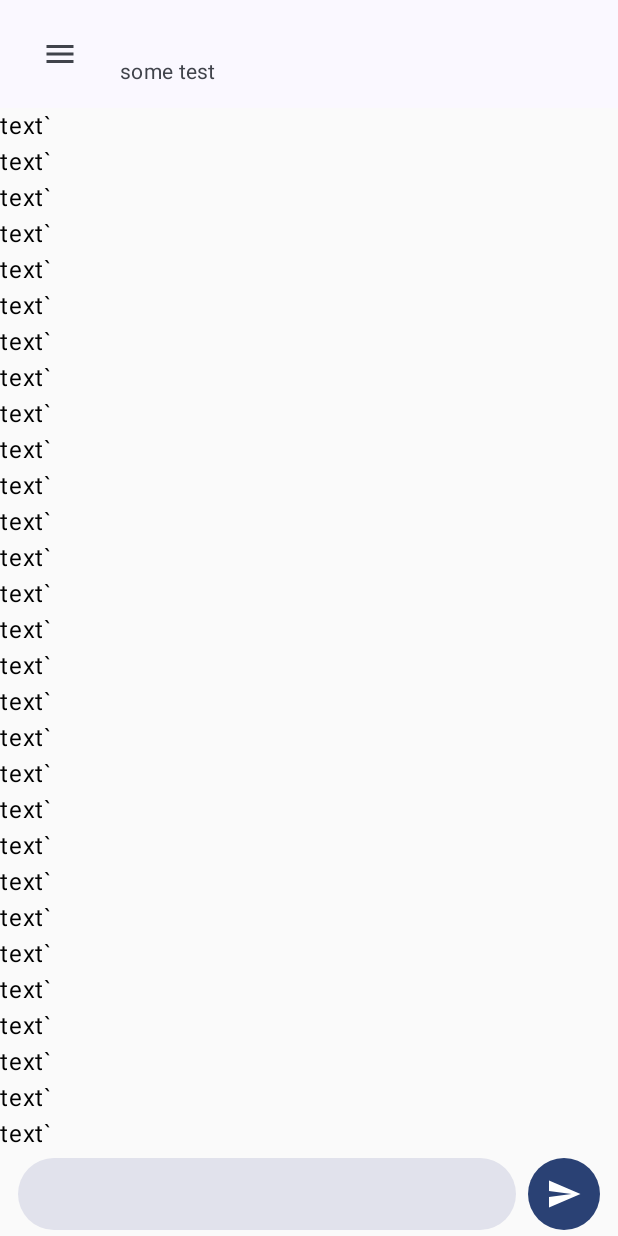
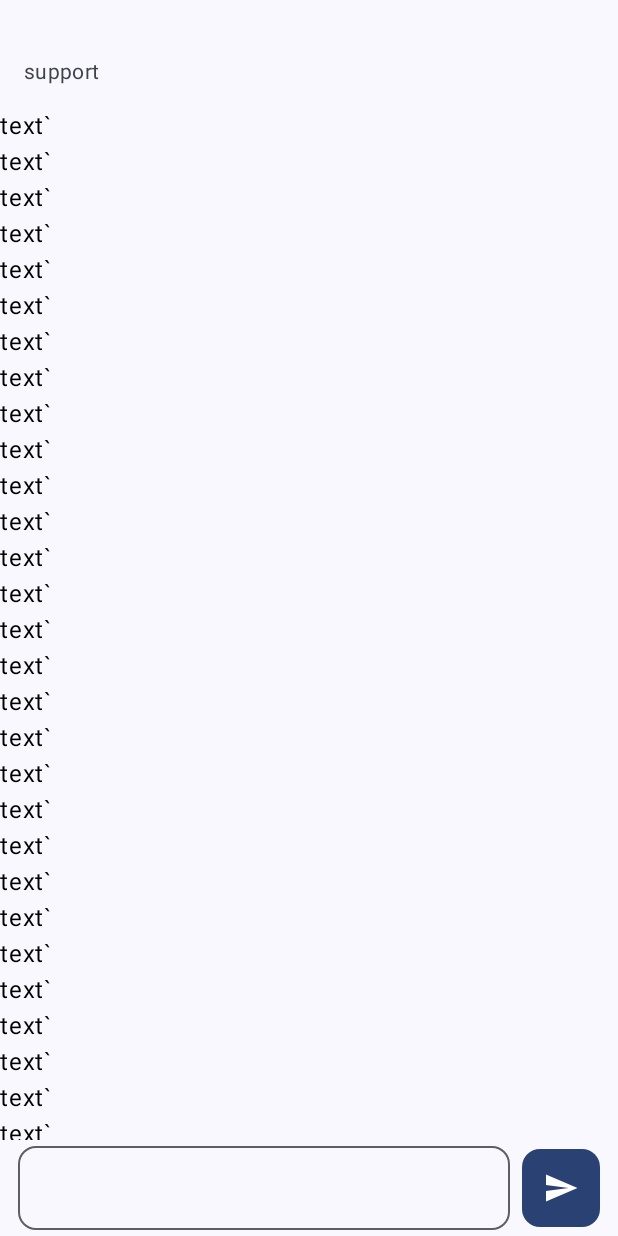
Before and after one commit to ankit7927/intune-compose, an Android app built with Jetpack Compose: the main_screen screen opened through its navigation route, on a phone screen of 412 x 824 dp. Run offline under Robolectric (Android 15) with nearby library versions, the phone set to English and light mode, and no system bars; our stand-ins replace Room's generated code; network calls fail.

Commit message:
fixed some color

```diff
--- a/app/src/main/java/com/lmptech/intune/ui/home/HomeScreen.kt
+++ b/app/src/main/java/com/lmptech/intune/ui/home/HomeScreen.kt
@@ -26,9 +26,11 @@ import androidx.compose.material3.FilledIconButton
 import androidx.compose.material3.Icon
 import androidx.compose.material3.IconButton
 import androidx.compose.material3.ListItem
+import androidx.compose.material3.LocalTextStyle
 import androidx.compose.material3.MaterialTheme
 import androidx.compose.material3.OutlinedTextField
 import androidx.compose.material3.SearchBar
+import androidx.compose.material3.Surface
 import androidx.compose.material3.Text
 import androidx.compose.material3.TextField
 import androidx.compose.material3.TextFieldDefaults
@@ -42,7 +44,6 @@ import androidx.compose.ui.text.TextStyle
 import androidx.compose.ui.unit.dp
 import androidx.compose.ui.unit.sp
 
-@OptIn(ExperimentalMaterial3Api::class)
 @Composable
 fun HomeScreen(
     activeChatId: String,
@@ -63,14 +64,8 @@ fun HomeScreen(
             modifier = Modifier
                 .fillMaxSize()
         ) {
-            ListItem(
-                headlineContent = { Text(text = activeChatId) },
-                supportingContent = { Text(text = "some test") },
-                leadingContent = {
-                    IconButton(onClick = { openDrawer.invoke() }) {
-                        Icon(imageVector = Icons.Default.Menu, contentDescription = "")
-                    }
-                })
+            ListItem(headlineContent = { Text(text = activeChatId) },
+                supportingContent = { Text(text = "support")})
 
             LazyColumn (modifier = Modifier.weight(1f, fill = true)) {
                 items(count = 30) {
@@ -79,33 +74,25 @@ fun HomeScreen(
             }
 
             Row(
+                verticalAlignment = Alignment.CenterVertically,
                 modifier = Modifier
                     .fillMaxWidth()
                     .padding(horizontal = 12.dp, vertical = 4.dp)
             ) {
 
-                BasicTextField(
+                OutlinedTextField(
                     modifier = Modifier
-                        .height(48.dp)
                         .weight(1f),
                     maxLines = 3,
                     value = text.value, onValueChange = { text.value = it },
-                    textStyle = TextStyle(fontSize = 18.sp),
-                    decorationBox = {
-                        Row(
-                            Modifier
-                                .background(
-                                    color = MaterialTheme.colorScheme.surfaceVariant,
-                                    RoundedCornerShape(45.dp)
-                                ).padding(horizontal = 16.dp),
-                            verticalAlignment = Alignment.CenterVertically
-                        ) {
-                            it()
-                        }
-                    }
+                    shape = RoundedCornerShape(12.dp)
                 )
+
                 Spacer(modifier = Modifier.width(8.dp))
-                FilledIconButton(onClick = { /*TODO*/ }, modifier = Modifier.size(48.dp)) {
+                FilledIconButton(onClick = { /*TODO*/ },
+                    modifier = Modifier.size(52.dp),
+                    shape = RoundedCornerShape(12.dp)
+                ) {
                     Icon(imageVector = Icons.AutoMirrored.Default.Send, contentDescription = "")
                 }
             }
--- a/app/src/main/java/com/lmptech/intune/ui/home/MainView.kt
+++ b/app/src/main/java/com/lmptech/intune/ui/home/MainView.kt
@@ -1,8 +1,10 @@
 package com.lmptech.intune.ui.home
 
 import androidx.activity.compose.BackHandler
+import androidx.compose.foundation.background
 import androidx.compose.foundation.layout.imePadding
 import androidx.compose.material3.DrawerValue
+import androidx.compose.material3.MaterialTheme
 import androidx.compose.material3.ModalNavigationDrawer
 import androidx.compose.material3.rememberDrawerState
 import androidx.compose.runtime.Composable
@@ -59,7 +61,8 @@ fun MainView(
 
 
     ModalNavigationDrawer(
-        modifier = Modifier.imePadding(),
+        modifier = Modifier.background(color = MaterialTheme.colorScheme.surface)
+            .imePadding(),
         drawerState = dState,
         gesturesEnabled = true,
         drawerContent = {
--- a/app/src/main/java/com/lmptech/intune/ui/landing/LandingScreen.kt
+++ b/app/src/main/java/com/lmptech/intune/ui/landing/LandingScreen.kt
@@ -1,12 +1,11 @@
 package com.lmptech.intune.ui.landing
 
-import androidx.compose.foundation.layout.Box
 import androidx.compose.foundation.layout.fillMaxSize
 import androidx.compose.foundation.layout.navigationBarsPadding
 import androidx.compose.material3.CircularProgressIndicator
+import androidx.compose.material3.Surface
 import androidx.compose.runtime.Composable
 import androidx.compose.runtime.LaunchedEffect
-import androidx.compose.ui.Alignment
 import androidx.compose.ui.Modifier
 import androidx.compose.ui.platform.LocalContext
 import androidx.compose.ui.tooling.preview.Preview
@@ -33,10 +32,10 @@ fun LandingScreen(
         }
     }
 
-    Box(
+    Surface(
         modifier = modifier
             .fillMaxSize()
-            .navigationBarsPadding(), contentAlignment = Alignment.Center
+            .navigationBarsPadding(),
     ) {
         CircularProgressIndicator()
     }
```
